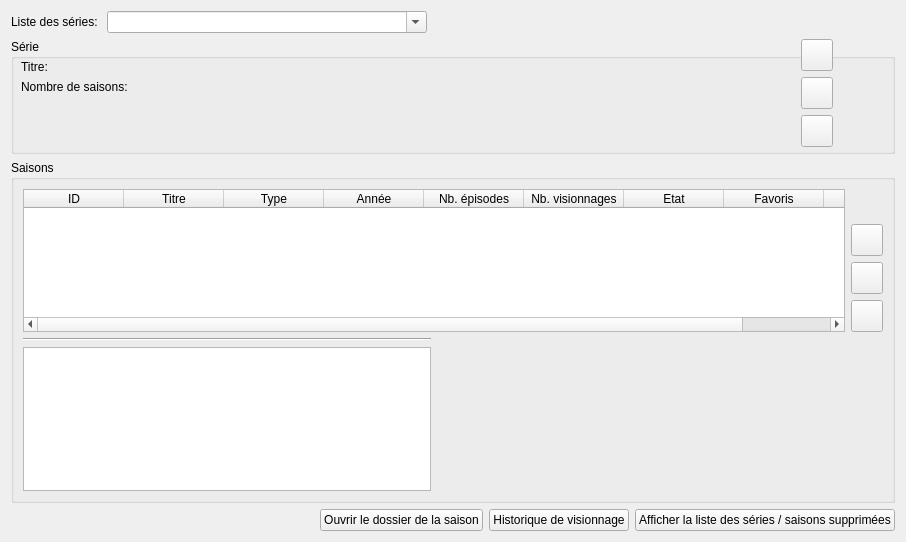
Qt form src/ui/tabs/full_list_tab.ui (seigneurfuo/MyAnimeManager3) before a commit.
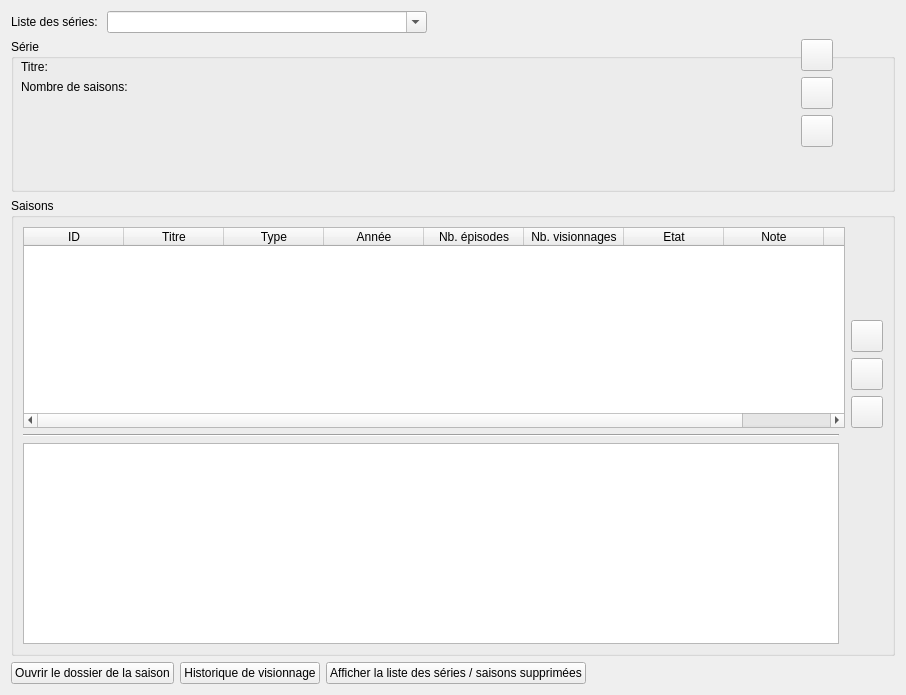
The same form after that commit. Icons and pictures are not drawn.

What changed in the file:
```diff
--- a/src/ui/tabs/full_list_tab.ui
+++ b/src/ui/tabs/full_list_tab.ui
@@ -7,7 +7,7 @@
     <x>0</x>
     <y>0</y>
     <width>906</width>
-    <height>542</height>
+    <height>695</height>
    </rect>
   </property>
   <property name="windowTitle">
@@ -209,8 +209,33 @@
       </item>
       <item row="1" column="2">
        <layout class="QVBoxLayout" name="verticalLayout_2">
+        <item>
+         <spacer name="verticalSpacer">
+          <property name="orientation">
+           <enum>Qt::Vertical</enum>
+          </property>
+          <property name="sizeHint" stdset="0">
+           <size>
+            <width>20</width>
+            <height>40</height>
+           </size>
+          </property>
+         </spacer>
+        </item>
         <item>
          <widget class="QLabel" name="label_4">
+          <property name="minimumSize">
+           <size>
+            <width>32</width>
+            <height>32</height>
+           </size>
+          </property>
+          <property name="maximumSize">
+           <size>
+            <width>32</width>
+            <height>32</height>
+           </size>
+          </property>
           <property name="text">
            <string/>
           </property>
@@ -366,7 +391,7 @@
         </column>
         <column>
          <property name="text">
-          <string>Favoris</string>
+          <string>Note</string>
          </property>
         </column>
         <column>
@@ -376,37 +401,11 @@
         </column>
        </widget>
       </item>
-      <item row="3" column="1">
-       <spacer name="horizontalSpacer">
-        <property name="orientation">
-         <enum>Qt::Horizontal</enum>
-        </property>
-        <property name="sizeHint" stdset="0">
-         <size>
-          <width>40</width>
-          <height>20</height>
-         </size>
-        </property>
-       </spacer>
-      </item>
      </layout>
     </widget>
    </item>
    <item>
     <layout class="QHBoxLayout" name="horizontalLayout">
-     <item>
-      <spacer name="horizontalSpacer_2">
-       <property name="orientation">
-        <enum>Qt::Horizontal</enum>
-       </property>
-       <property name="sizeHint" stdset="0">
-        <size>
-         <width>40</width>
-         <height>20</height>
-        </size>
-       </property>
-      </spacer>
-     </item>
      <item>
       <widget class="QPushButton" name="open_folder_button">
        <property name="text">
@@ -440,6 +439,19 @@
        </property>
       </widget>
      </item>
+     <item>
+      <spacer name="horizontalSpacer_2">
+       <property name="orientation">
+        <enum>Qt::Horizontal</enum>
+       </property>
+       <property name="sizeHint" stdset="0">
+        <size>
+         <width>40</width>
+         <height>20</height>
+        </size>
+       </property>
+      </spacer>
+     </item>
     </layout>
    </item>
   </layout>
```
Left out of the diff: 3 changed lines with no effect on the pictures.
